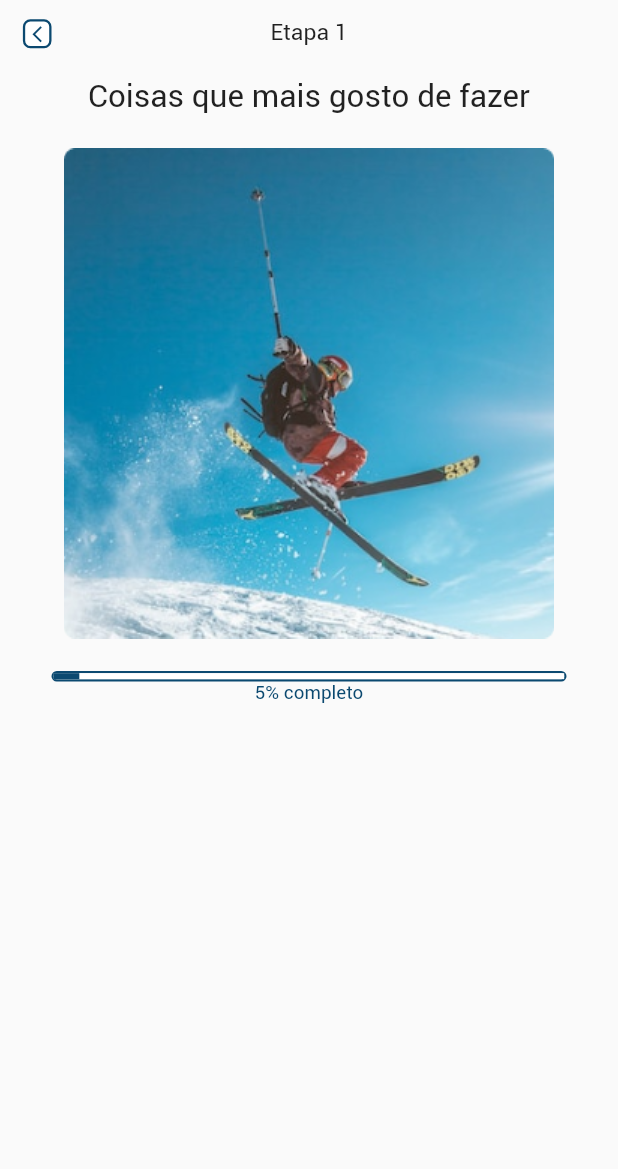
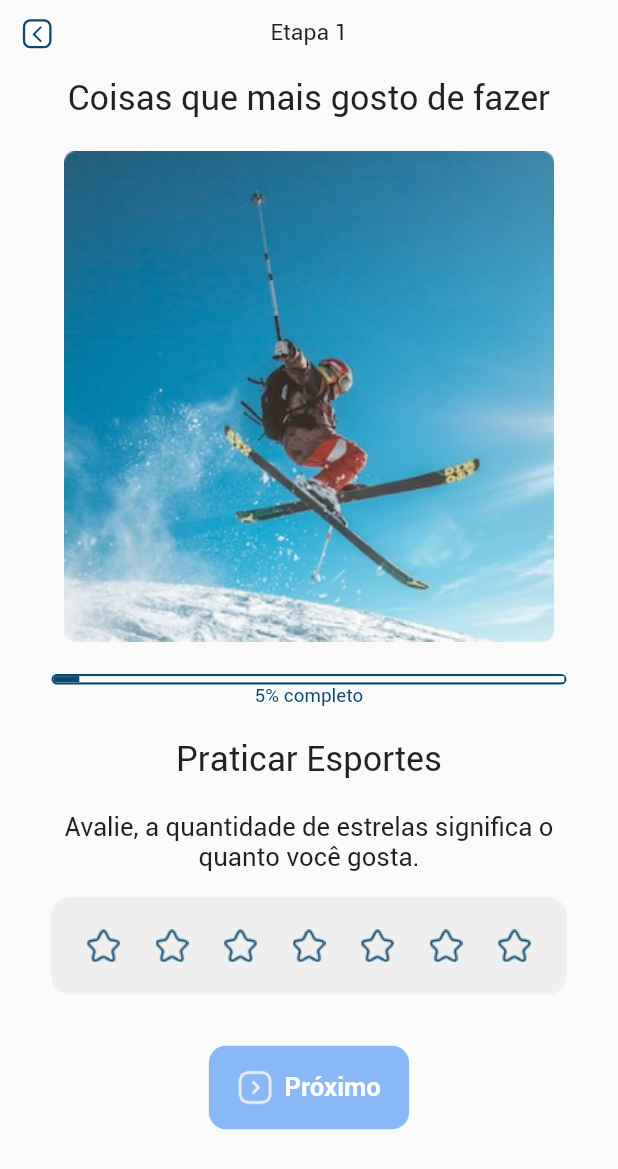
Before and after one commit to ParagonVirtuoso/inteligencias_multiplas, a Flutter app: the QuestionsPage screen opened by its route, on a phone screen of 412 x 824 dp. Shown: the top 1169 px of the screen. Run offline on Flutter 3.47's test engine with Material 2 defaults, Android fonts, the phone set to English and light mode, and no system bars; our stand-ins replace carousel_slider, firebase_auth, firebase_core, flutter_screenutil, google_sign_in; missing offline and left inert: flutter_facebook_auth; accounts and stored records are empty; Roboto replaces fonts that are missing (Roboto-Regular).

Commit message:
feature/criar-tela-perguntas
adicionado restante dos componentes da tela de perguntas.

```diff
--- a/lib/screens/questionsPage/question_page.dart
+++ b/lib/screens/questionsPage/question_page.dart
@@ -71,7 +71,7 @@ class _QuestionsPageState extends State<QuestionsPage> {
                   child: Text(
                     'Coisas que mais gosto de fazer',
                     style: TextStyle(
-                        fontSize: 55.sp,
+                        fontSize: 60.sp,
                         fontFamily: 'Roboto-Regular',
                         fontWeight: FontWeight.w500),
                   ),
@@ -101,6 +101,80 @@ class _QuestionsPageState extends State<QuestionsPage> {
                         fontFamily: 'Roboto-Regular',
                         fontWeight: FontWeight.w500,
                         color: Cores.kTertiaryColor)),
+                Container(
+                  margin: EdgeInsets.only(top: 50.h),
+                  child: Text(
+                    'Praticar Esportes',
+                    style: TextStyle(
+                        fontSize: 60.sp,
+                        fontFamily: 'Roboto-Regular',
+                        fontWeight: FontWeight.w500),
+                  ),
+                ),
+                Container(
+                  margin: EdgeInsets.only(top: 50.h),
+                  child: Text(
+                    'Avalie, a quantidade de estrelas significa o quanto você gosta.',
+                    textAlign: TextAlign.center,
+                    style: TextStyle(
+                        fontSize: 45.sp,
+                        fontFamily: 'Roboto-Regular'
+                    ),
+                  ),
+                ),
+                Container(
+                  height: 150.h,
+                  margin: EdgeInsets.only(top: 40.h, bottom: 40.h),
+                  decoration: BoxDecoration(
+                    borderRadius: BorderRadius.circular(30.r),
+                    color: Cores.kBorderColor,
+                  ),
+                  child: Row(
+                    crossAxisAlignment: CrossAxisAlignment.center,
+                    mainAxisAlignment: MainAxisAlignment.spaceEvenly,
+                    children: const [
+                      Image(image: AssetImage(Strings.starIconAsset)),
+                      Image(image: AssetImage(Strings.starIconAsset)),
+                      Image(image: AssetImage(Strings.starIconAsset)),
+                      Image(image: AssetImage(Strings.starIconAsset)),
+                      Image(image: AssetImage(Strings.starIconAsset)),
+                      Image(image: AssetImage(Strings.starIconAsset)),
+                      Image(image: AssetImage(Strings.starIconAsset)),
+                    ],
+                  ),
+                ),
+                GestureDetector(
+                  onTap: () {
+                    Navigator.pushNamed(context, '/questions');
+                  },
+                  child: Container(
+                    height: 130.h,
+                    width: 350.w,
+                    margin: EdgeInsets.only(top: 40.h, bottom: 40.h),
+                    decoration: BoxDecoration(
+                      borderRadius: BorderRadius.circular(30.r),
+                      color: Cores.kAzulBotaoDisableItemColor,
+                    ),
+                    child: Row(
+                      mainAxisAlignment: MainAxisAlignment.center,
+                      crossAxisAlignment: CrossAxisAlignment.center,
+                      children: [
+                        const Image(image: AssetImage(Strings.proximoIconAsset)),
+                        SizedBox(
+                          width: 20.w,
+                        ),
+                        Text(
+                          Strings.proximo,
+                          style: TextStyle(
+                            fontSize: 45.sp,
+                            color: Cores.kWhiteColor,
+                            fontWeight: FontWeight.w700,
+                          ),
+                        ),
+                      ],
+                    ),
+                  ),
+                ),
               ],
             ),
           )
--- a/lib/utils/cores.dart
+++ b/lib/utils/cores.dart
@@ -12,6 +12,7 @@ class Cores {
   static const kAzulGradientDownColor = Color(0xff006fff);
   static const kAzulDrawerItemColor = Color(0xffe0f3ff);
   static const kAzulBotaoItemColor = Color(0xff1877f2);
+  static const kAzulBotaoDisableItemColor = Color(0x801877f2);
 
   static const kGreyColor = Color(0xFFEEEEEE);
   static const kBlackColor = Color(0xFF000000);
--- a/lib/utils/strings.dart
+++ b/lib/utils/strings.dart
@@ -19,6 +19,7 @@ class Strings {
   static const naoExisteRespostaCerta = 'Lembre-se, não existe resposta errada, cada um de nós temos nossas próprias escolhas.';
   static const iniciarTeste = 'Iniciar Teste';
   static const refazer = 'Refazer';
+  static const proximo = 'Próximo';
 //assets
   static const logoAsset = 'assets/icons/logo.png';
   static const logoMarcaAsset = 'assets/icons/logoFull.png';
@@ -34,4 +35,5 @@ class Strings {
   static const sairAppIconAsset = 'assets/icons/sair.png';
   static const refazerIconAsset = 'assets/icons/refazer.png';
   static const pergunta1Asset = 'assets/etapas/etapa-1/pergunta-1.png';
+  static const proximoIconAsset = 'assets/icons/proximo.png';
 }
--- a/pubspec.yaml
+++ b/pubspec.yaml
@@ -79,6 +79,7 @@ flutter:
     - assets/icons/termosUso.png
     - assets/icons/sair.png
     - assets/icons/refazer.png
+    - assets/icons/proximo.png
     - assets/etapas/etapa-1/pergunta-1.png
 
   # An image asset can refer to one or more resolution-specific "variants", see
```
Also changed, not shown: assets/icons/proximo.png (added).
